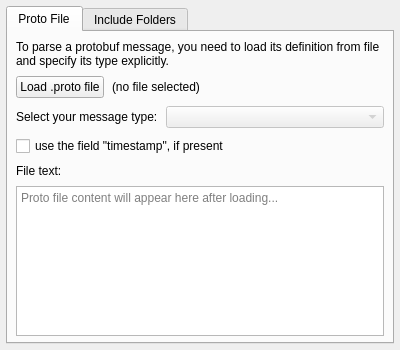
Before: the Qt Designer form parser_protobuf/protobuf_parser_options.ui in PlotJuggler/pj-official-plugins, drawn with Qt 5.
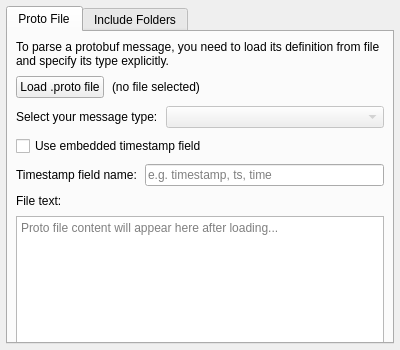
After: the same form once the commit is applied.

Commit message:
feat(parser_protobuf): configurable embedded timestamp
Add `use_embedded_timestamp` and `timestamp_field_name` options to the
Protobuf parser, mirroring what already shipped for parser_json. When
enabled and the configured field is present and numeric, the parser uses
its value as the row timestamp instead of the transport receive time;
otherwise it falls back to the host timestamp.

The options round-trip through saveConfig / loadConfig and are exposed in
the parser dialog under a new options group. Default is off (no behaviour
change for existing configs).

```diff
--- a/parser_protobuf/protobuf_parser_options.ui
+++ b/parser_protobuf/protobuf_parser_options.ui
@@ -132,13 +132,34 @@
        <item>
         <widget class="QCheckBox" name="checkBoxUseEmbeddedTimestamp">
          <property name="text">
-          <string>use the field "timestamp", if present</string>
+          <string>Use embedded timestamp field</string>
          </property>
          <property name="toolTip">
           <string>If enabled, the parser will look for a top-level 'timestamp' field (double) and use its value as the message timestamp.</string>
          </property>
         </widget>
        </item>
+       <item>
+        <layout class="QHBoxLayout" name="horizontalLayoutTimestampField">
+         <item>
+          <widget class="QLabel" name="labelTimestampField">
+           <property name="text">
+            <string>Timestamp field name:</string>
+           </property>
+          </widget>
+         </item>
+         <item>
+          <widget class="QLineEdit" name="lineEditTimestampField">
+           <property name="placeholderText">
+            <string>e.g. timestamp, ts, time</string>
+           </property>
+           <property name="toolTip">
+            <string>Name of the top-level double field containing the timestamp in seconds. Leave empty to try "timestamp" then "ts" automatically.</string>
+           </property>
+          </widget>
+         </item>
+        </layout>
+       </item>
        <item>
         <widget class="QLabel" name="labelFileText">
          <property name="text">
```
Left out of the diff: 2 changed lines with no effect on the pictures. The commit also changes 3 other files.
